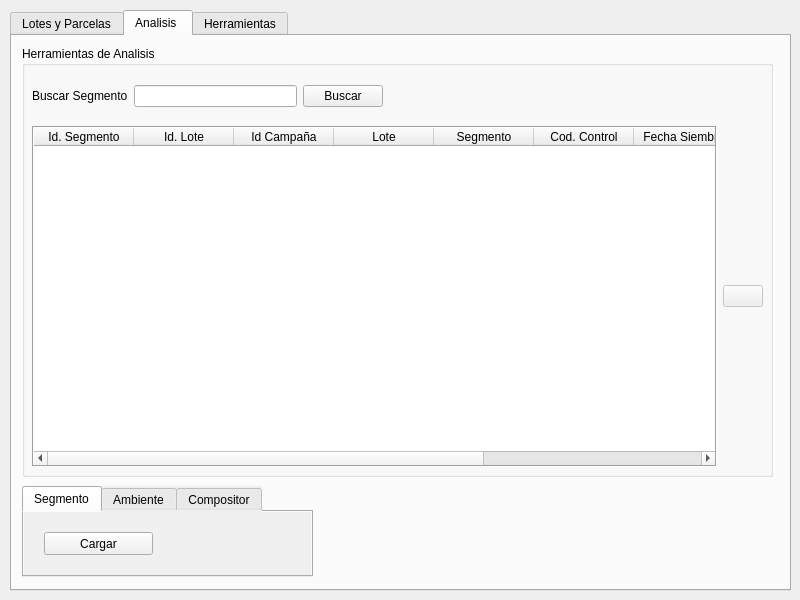
First picture: the form in ui/agrae_main.ui, repository franciscocontreras93/agrae, before the edit.
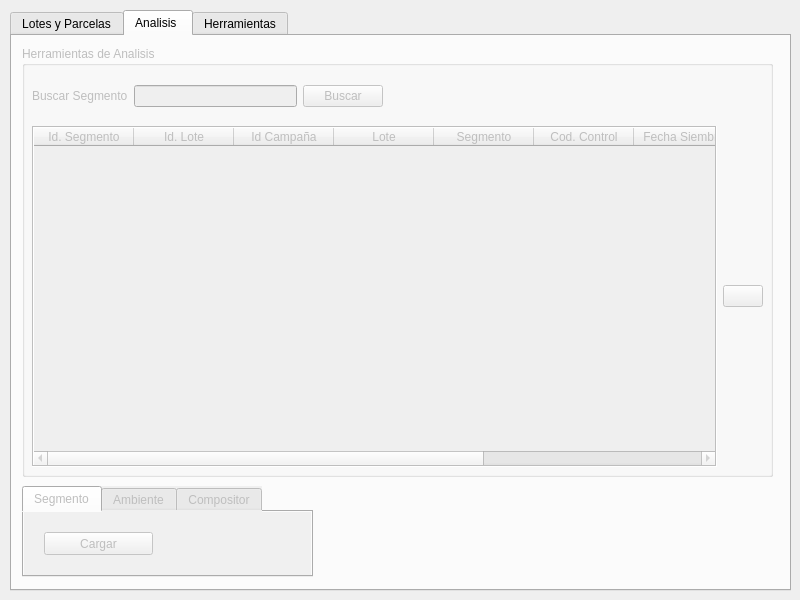
Second picture: the form after the edit. The open tabs and pages were chosen to show the change.

```diff
--- a/ui/agrae_main.ui
+++ b/ui/agrae_main.ui
@@ -1447,6 +1447,9 @@
     </widget>
    </widget>
    <widget class="QWidget" name="tab_2">
+    <property name="enabled">
+     <bool>false</bool>
+    </property>
     <attribute name="title">
      <string>Analisis </string>
     </attribute>
@@ -1521,7 +1524,7 @@
        <item row="0" column="0">
         <widget class="QTableWidget" name="tableWidget_2">
          <property name="enabled">
-          <bool>true</bool>
+          <bool>false</bool>
          </property>
          <property name="contextMenuPolicy">
           <enum>Qt::CustomContextMenu</enum>
@@ -1630,7 +1633,7 @@
       </attribute>
       <widget class="QPushButton" name="pushButton_4">
        <property name="enabled">
-        <bool>true</bool>
+        <bool>false</bool>
        </property>
        <property name="geometry">
         <rect>
```
Left out of the diff: 3 changed lines with no effect on the pictures.
